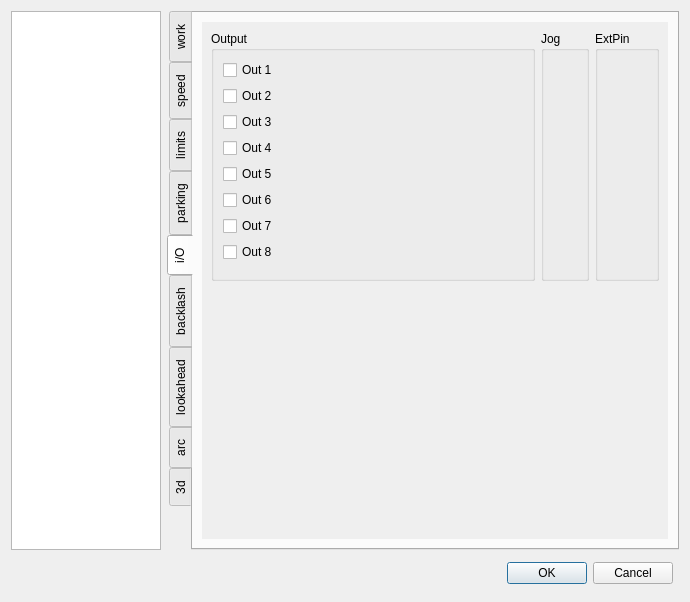
Qt form sources/forms/Settings.ui (eduard-x/cnc-qt) before a commit.
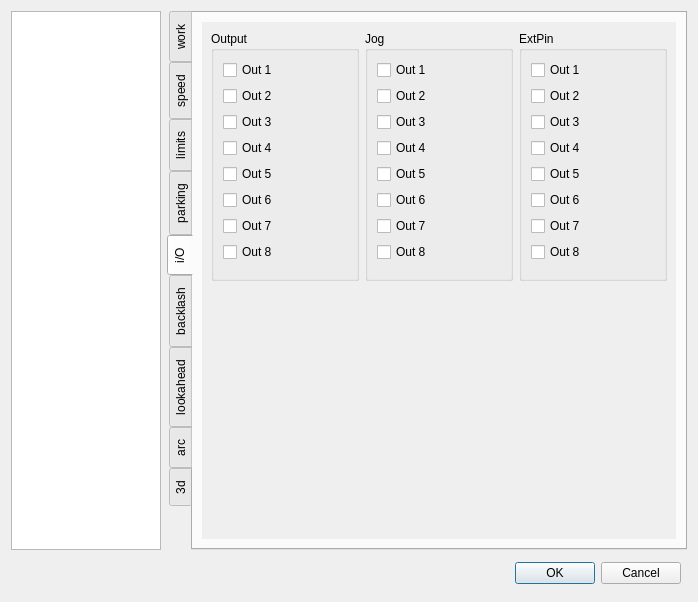
The same form after that commit. The open tabs and pages were chosen to show the change.

Diff of the .ui file:
```diff
--- a/sources/forms/Settings.ui
+++ b/sources/forms/Settings.ui
@@ -6,7 +6,7 @@
    <rect>
     <x>0</x>
     <y>0</y>
-    <width>690</width>
+    <width>698</width>
     <height>602</height>
    </rect>
   </property>
@@ -1881,29 +1881,157 @@
              <rect>
               <x>0</x>
               <y>0</y>
-              <width>468</width>
-              <height>519</height>
+              <width>273</width>
+              <height>262</height>
              </rect>
             </property>
             <layout class="QGridLayout" name="gridLayout_25">
              <item row="0" column="1">
               <widget class="QGroupBox" name="groupBox_2">
+               <property name="sizePolicy">
+                <sizepolicy hsizetype="Minimum" vsizetype="MinimumExpanding">
+                 <horstretch>0</horstretch>
+                 <verstretch>0</verstretch>
+                </sizepolicy>
+               </property>
                <property name="title">
                 <string>Jog</string>
                </property>
+               <layout class="QGridLayout" name="gridLayout_31">
+                <item row="0" column="0">
+                 <widget class="QCheckBox" name="checkBox_14">
+                  <property name="text">
+                   <string>Out 1</string>
+                  </property>
+                 </widget>
+                </item>
+                <item row="1" column="0">
+                 <widget class="QCheckBox" name="checkBox_10">
+                  <property name="text">
+                   <string>Out 2</string>
+                  </property>
+                 </widget>
+                </item>
+                <item row="2" column="0">
+                 <widget class="QCheckBox" name="checkBox_13">
+                  <property name="text">
+                   <string>Out 3</string>
+                  </property>
+                 </widget>
+                </item>
+                <item row="3" column="0">
+                 <widget class="QCheckBox" name="checkBox_11">
+                  <property name="text">
+                   <string>Out 4</string>
+                  </property>
+                 </widget>
+                </item>
+                <item row="4" column="0">
+                 <widget class="QCheckBox" name="checkBox_12">
+                  <property name="text">
+                   <string>Out 5</string>
+                  </property>
+                 </widget>
+                </item>
+                <item row="5" column="0">
+                 <widget class="QCheckBox" name="checkBox_15">
+                  <property name="text">
+                   <string>Out 6</string>
+                  </property>
+                 </widget>
+                </item>
+                <item row="6" column="0">
+                 <widget class="QCheckBox" name="checkBox_16">
+                  <property name="text">
+                   <string>Out 7</string>
+                  </property>
+                 </widget>
+                </item>
+                <item row="7" column="0">
+                 <widget class="QCheckBox" name="checkBox_9">
+                  <property name="text">
+                   <string>Out 8</string>
+                  </property>
+                 </widget>
+                </item>
+               </layout>
               </widget>
              </item>
              <item row="0" column="2">
               <widget class="QGroupBox" name="groupBox_3">
+               <property name="sizePolicy">
+                <sizepolicy hsizetype="Minimum" vsizetype="MinimumExpanding">
+                 <horstretch>0</horstretch>
+                 <verstretch>0</verstretch>
+                </sizepolicy>
+               </property>
                <property name="title">
                 <string>ExtPin</string>
                </property>
+               <layout class="QGridLayout" name="gridLayout_32">
+                <item row="0" column="0">
+                 <widget class="QCheckBox" name="checkBox_22">
+                  <property name="text">
+                   <string>Out 1</string>
+                  </property>
+                 </widget>
+                </item>
+                <item row="1" column="0">
+                 <widget class="QCheckBox" name="checkBox_18">
+                  <property name="text">
+                   <string>Out 2</string>
+                  </property>
+                 </widget>
+                </item>
+                <item row="2" column="0">
+                 <widget class="QCheckBox" name="checkBox_21">
+                  <property name="text">
+                   <string>Out 3</string>
+                  </property>
+                 </widget>
+                </item>
+                <item row="3" column="0">
+                 <widget class="QCheckBox" name="checkBox_19">
+                  <property name="text">
+                   <string>Out 4</string>
+                  </property>
+                 </widget>
+                </item>
+                <item row="4" column="0">
+                 <widget class="QCheckBox" name="checkBox_20">
+                  <property name="text">
+                   <string>Out 5</string>
+                  </property>
+                 </widget>
+                </item>
+                <item row="5" column="0">
+                 <widget class="QCheckBox" name="checkBox_23">
+                  <property name="text">
+                   <string>Out 6</string>
+                  </property>
+                 </widget>
+                </item>
+                <item row="6" column="0">
+                 <widget class="QCheckBox" name="checkBox_24">
+                  <property name="text">
+                   <string>Out 7</string>
+                  </property>
+                 </widget>
+                </item>
+                <item row="7" column="0">
+                 <widget class="QCheckBox" name="checkBox_17">
+                  <property name="text">
+                   <string>Out 8</string>
+                  </property>
+                 </widget>
+                </item>
+               </layout>
               </widget>
              </item>
              <item row="0" column="0">
               <widget class="QGroupBox" name="groupBox">
                <property name="sizePolicy">
-                <sizepolicy hsizetype="MinimumExpanding" vsizetype="MinimumExpanding">
+                <sizepolicy hsizetype="Minimum" vsizetype="MinimumExpanding">
                  <horstretch>0</horstretch>
                  <verstretch>0</verstretch>
                 </sizepolicy>
```
Left out of the diff: 170 changed lines with no effect on the pictures.
